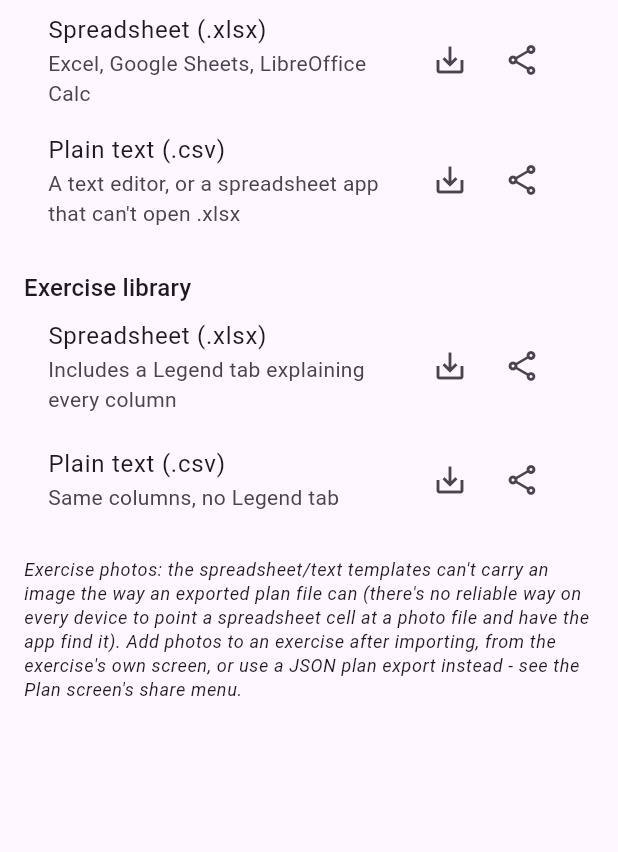
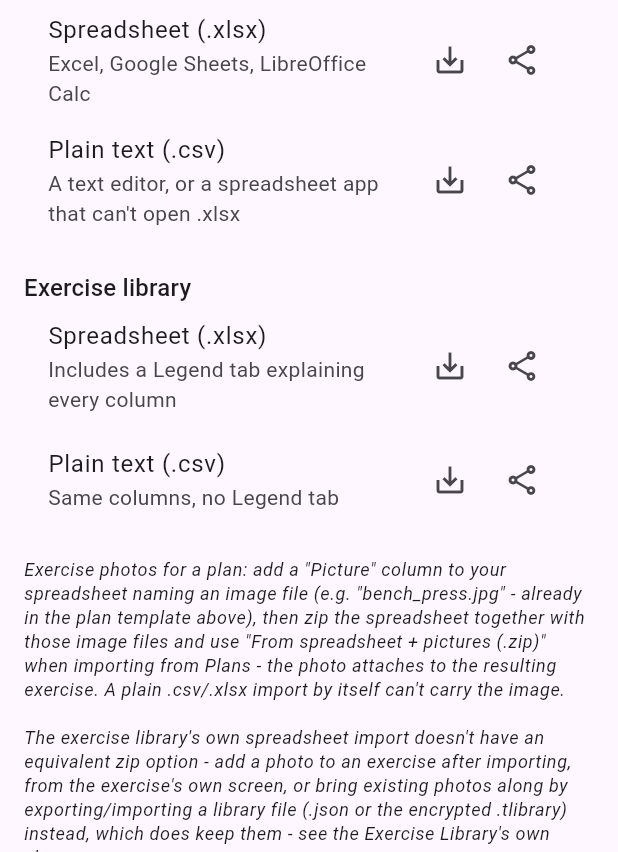
Before and after one commit to erikeppinger/glossarium_athleticum, a Flutter app: the TemplatesScreen screen opened directly, on a phone screen of 412 x 824 dp, the part 384-1236 px from its top. Run offline on Flutter 3.47's test engine with Material 3 defaults, Android fonts, the phone set to English and light mode, and no system bars; our stand-ins replace csv, drift, drift_flutter, file_picker, fl_chart, flutter_local_notifications and 7 more; missing offline and left inert: cryptography, receive_sharing_intent; accounts and stored records are empty; generated files the repository leaves out were written again.

Commit message:
Fix stale docs on the zip+pictures plan-import feature
TemplatesScreen's own note claimed a spreadsheet template "can't carry
an image" and pointed users at manual post-import attachment or a JSON
plan export - directly contradicting the "From spreadsheet + pictures
(.zip)" option one screen away in Plans, which has supported a
"Picture" column since 2026-09-09. Neither bundled template file
actually included that column, so there was no way to discover the
feature short of noticing that option's own subtitle text.

- Rewrote TemplatesScreen's note to explain the real zip+Picture-column
  workflow, and to honestly flag that the Exercise Library's own
  spreadsheet import has no equivalent (confirmed in code) - photos
  there still need post-import attachment, or a JSON/.tlibrary export/
  import round trip, which does carry embedded image bytes.
- Added a real Picture column (with a filled example on the Bench
  Press row) to both training_plan_template.csv and the .xlsx's Plan
  sheet, plus a matching row and corrected closing note on the .xlsx's
  Instructions tab.

The .xlsx has no generator script, so it was hand-patched via its raw
OOXML parts and re-verified by round-tripping it through the app's own
parsePlanXlsx/parsePlanCsv (not just eyeballed) - all 5 example rows
parse correctly, Bench Press.picture == 'bench_press.jpg', and the
existing xlsx_reader_test.dart still passes unmodified.

Co-Authored-By: Claude Sonnet 5 <noreply@anthropic.com>

```diff
--- a/lib/features/settings/templates_screen.dart
+++ b/lib/features/settings/templates_screen.dart
@@ -94,13 +94,19 @@ class TemplatesScreen extends StatelessWidget {
           Padding(
             padding: const EdgeInsets.symmetric(vertical: 8),
             child: Text(
-              'Exercise photos: the spreadsheet/text templates can\'t carry '
-              'an image the way an exported plan file can (there\'s no '
-              'reliable way on every device to point a spreadsheet cell at '
-              'a photo file and have the app find it). Add photos to an '
-              'exercise after importing, from the exercise\'s own screen, '
-              'or use a JSON plan export instead - see the Plan screen\'s '
-              'share menu.',
+              'Exercise photos for a plan: add a "Picture" column to your '
+              'spreadsheet naming an image file (e.g. "bench_press.jpg" - '
+              'already in the plan template above), then zip the '
+              'spreadsheet together with those image files and use "From '
+              'spreadsheet + pictures (.zip)" when importing from Plans - '
+              'the photo attaches to the resulting exercise. A plain '
+              '.csv/.xlsx import by itself can\'t carry the image.\n\n'
+              'The exercise library\'s own spreadsheet import doesn\'t have '
+              'an equivalent zip option - add a photo to an exercise after '
+              'importing, from the exercise\'s own screen, or bring '
+              'existing photos along by exporting/importing a library file '
+              '(.json or the encrypted .tlibrary) instead, which does keep '
+              'them - see the Exercise Library\'s own share menu.',
               style: Theme.of(
                 context,
               ).textTheme.bodySmall?.copyWith(fontStyle: FontStyle.italic),
```
Also changed, not shown: templates/training_plan_template.csv (+7 -7 lines), 2 other files.
